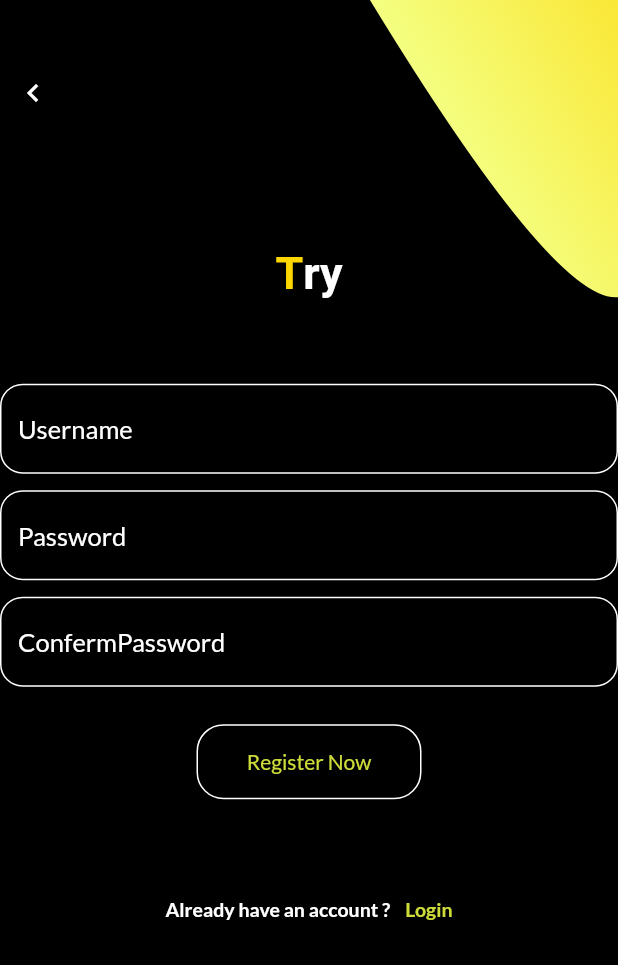
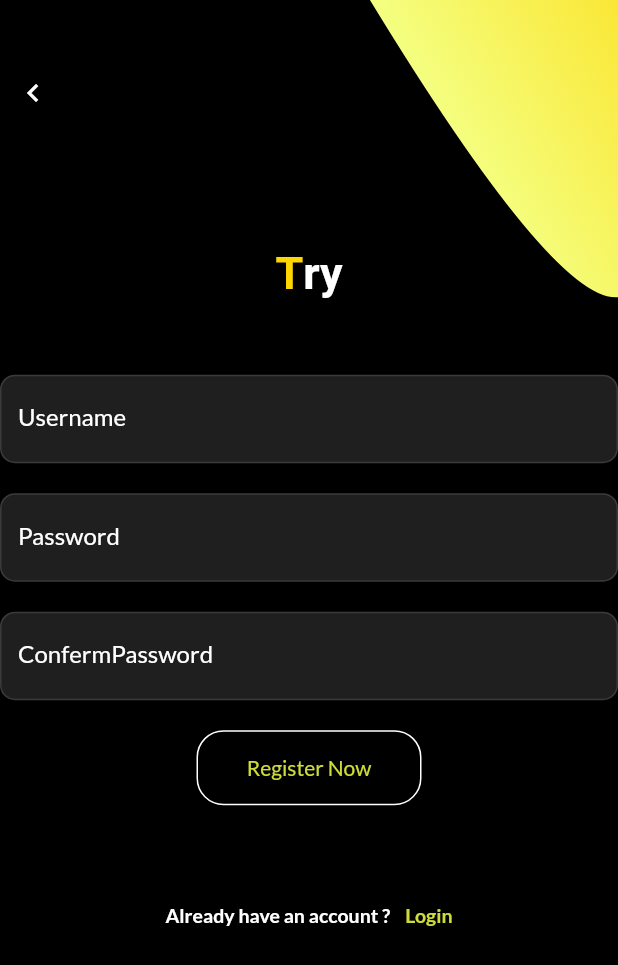
Before and after one commit to MoKhlil/Try-App, a Flutter app: the SignUpPage screen opened directly, on a phone screen of 412 x 824 dp. Shown: the top 965 px of the screen. Run offline on Flutter 3.47's test engine with Material 2 defaults, Android fonts, the phone set to English and light mode, and no system bars; our stand-ins replace google_fonts, shared_preferences; accounts and stored records are empty.

Commit message:
up 20118

```diff
--- a/lib/src/loginPage.dart
+++ b/lib/src/loginPage.dart
@@ -41,7 +41,6 @@ class _LoginPageState extends State<LoginPage> {
     FocusNode myFocusNode = new FocusNode();
     return
           TextFormField(
-
             cursorColor: Colors.lime,
             obscureText: isPassword,
             style: TextStyle(color: Colors.white),
--- a/lib/src/signup.dart
+++ b/lib/src/signup.dart
@@ -35,35 +35,35 @@ class _SignUpPageState extends State<SignUpPage> {
   }
 
   Widget _entryField(String title, {bool isPassword = false}) {
-    return Container(
-
-      margin: EdgeInsets.symmetric(vertical: 5),
-      child: Column(
-        crossAxisAlignment: CrossAxisAlignment.start,
-        children: <Widget>[
-          SizedBox(
-            height: 1,
-          ),
+    FocusNode myFocusNode = new FocusNode();
+    return
       TextFormField(
         cursorColor: Colors.lime,
         obscureText: isPassword,
         style: TextStyle(color: Colors.white),
         decoration: InputDecoration(
-              hintText: title,
-              hintStyle: TextStyle(fontSize: 17 ,color: Colors.white),
-              border: InputBorder.none,
+          fillColor: Colors.white12,
           filled: true,
+          labelText: title,
+          labelStyle: TextStyle(
+              color: myFocusNode.hasFocus ? Colors.white : Colors.white
+          ),
+          //hintText: title,
+          //hintStyle: TextStyle(fontSize: 15.0, color: Colors.white),
+          border: OutlineInputBorder(
+            borderSide: BorderSide(
+              color: Colors.white,
+            ),
+          ),
+
           enabledBorder: const OutlineInputBorder(
-                borderRadius: BorderRadius.all(Radius.circular(15.0)),
-                borderSide: BorderSide(color: Colors.white),
+            borderRadius: BorderRadius.all(Radius.circular(10.0)),
+            borderSide: BorderSide(color: Colors.white12),
           ),
           focusedBorder: const OutlineInputBorder(
             borderRadius: BorderRadius.all(Radius.circular(10.0)),
-                borderSide: BorderSide(color: Colors.white),
+            borderSide: BorderSide(color: Colors.lime),
           ),
-            ),
-          ),
-        ],
         ),
       );
   }
@@ -91,8 +91,6 @@ class _SignUpPageState extends State<SignUpPage> {
 
     );
   }
-
-
 
   Widget _loginAccountLabel() {
     return InkWell(
@@ -152,7 +150,9 @@ class _SignUpPageState extends State<SignUpPage> {
     return Column(
       children: <Widget>[
         _entryField("Username"),
+        SizedBox(height: 20),
         _entryField("Password", isPassword: true),
+        SizedBox(height: 20),
         _entryField("ConfermPassword", isPassword: true),
       ],
     );
```
Lines whose indentation alone changed are shown as unchanged.
